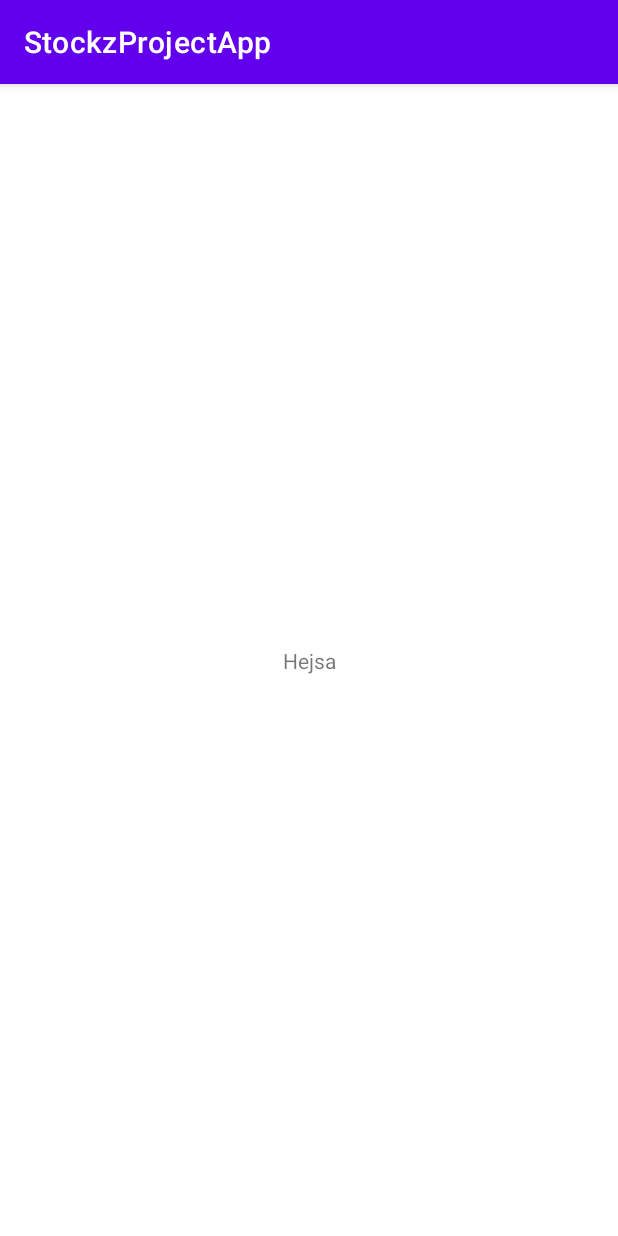
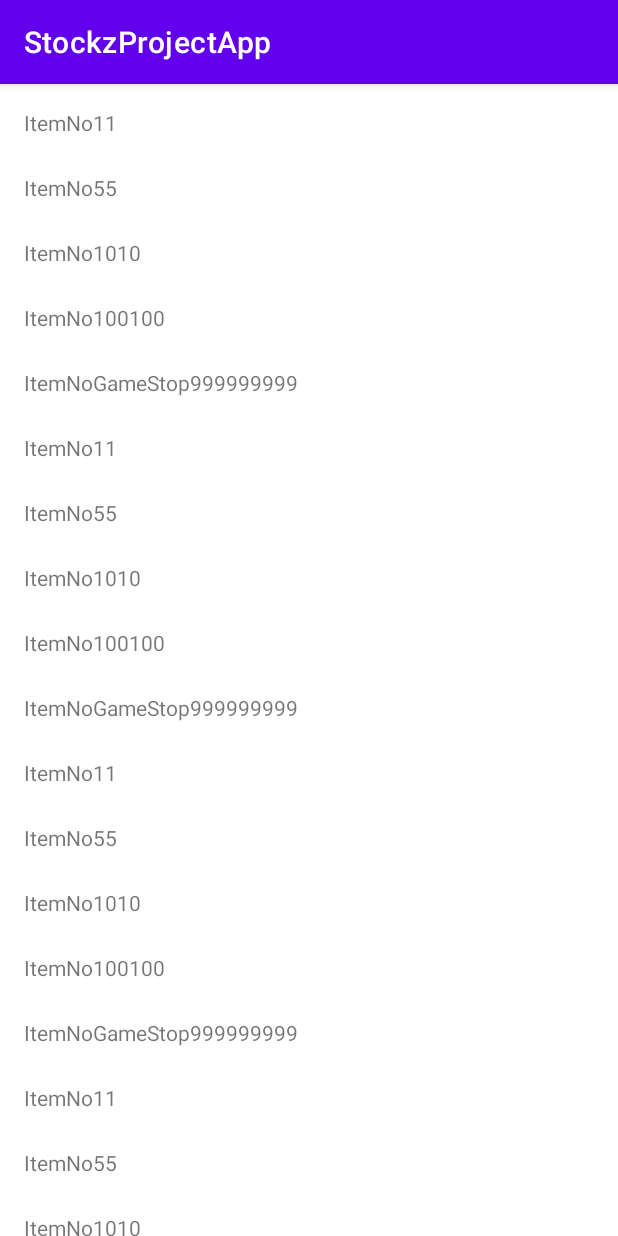
Before and after one commit to nicobah/StockzProject, an Android app: the screen it shows after launch (MainActivity), on a phone screen of 412 x 824 dp. Run offline under Robolectric (Android 15) with nearby library versions, the phone set to English and light mode, and no system bars.

Commit message:
RecyclerView and dummyItem Working

```diff
--- a/StockzProjectApp/app/build.gradle
+++ b/StockzProjectApp/app/build.gradle
@@ -38,6 +38,7 @@ dependencies {
     implementation 'androidx.core:core-ktx:1.3.2'
     implementation 'androidx.appcompat:appcompat:1.2.0'
     implementation 'com.google.android.material:material:1.3.0'
+    implementation "androidx.recyclerview:recyclerview:1.1.0"
     implementation 'androidx.constraintlayout:constraintlayout:2.0.4'
     testImplementation 'junit:junit:4.+'
     androidTestImplementation 'androidx.test.ext:junit:1.1.2'
--- /dev/null
+++ b/StockzProjectApp/app/src/main/java/com/example/stockzprojectapp/DummyItem.kt
@@ -0,0 +1,3 @@
+package com.example.stockzprojectapp
+
+data class DummyItem(val name: String, val value: Int)
--- a/StockzProjectApp/app/src/main/java/com/example/stockzprojectapp/MainActivity.kt
+++ b/StockzProjectApp/app/src/main/java/com/example/stockzprojectapp/MainActivity.kt
@@ -2,10 +2,58 @@ package com.example.stockzprojectapp
 
 import androidx.appcompat.app.AppCompatActivity
 import android.os.Bundle
+import androidx.recyclerview.widget.LinearLayoutManager
+import androidx.recyclerview.widget.RecyclerView
 
 class MainActivity : AppCompatActivity() {
     override fun onCreate(savedInstanceState: Bundle?) {
         super.onCreate(savedInstanceState)
         setContentView(R.layout.activity_main)
+
+        val dummylist = generateDummyList()
+
+        val recyclerView : RecyclerView = findViewById(R.id.market_rv)
+        recyclerView.adapter = MarketAdapter(dummylist)
+        recyclerView.layoutManager = LinearLayoutManager(this)
+        //setHasFixedSize is not neccesarry
+        recyclerView.setHasFixedSize(true)
     }
+
+    private fun generateDummyList(): List<DummyItem> {
+        val list = ArrayList<DummyItem>()
+        list.add(DummyItem("ItemNo1", 1))
+        list.add(DummyItem("ItemNo5", 5))
+        list.add(DummyItem("ItemNo10", 10))
+        list.add(DummyItem("ItemNo100", 100))
+        list.add(DummyItem("ItemNoGameStop", 999999999))
+        list.add(DummyItem("ItemNo1", 1))
+        list.add(DummyItem("ItemNo5", 5))
+        list.add(DummyItem("ItemNo10", 10))
+        list.add(DummyItem("ItemNo100", 100))
+        list.add(DummyItem("ItemNoGameStop", 999999999))
+        list.add(DummyItem("ItemNo1", 1))
+        list.add(DummyItem("ItemNo5", 5))
+        list.add(DummyItem("ItemNo10", 10))
+        list.add(DummyItem("ItemNo100", 100))
+        list.add(DummyItem("ItemNoGameStop", 999999999))
+        list.add(DummyItem("ItemNo1", 1))
+        list.add(DummyItem("ItemNo5", 5))
+        list.add(DummyItem("ItemNo10", 10))
+        list.add(DummyItem("ItemNo100", 100))
+        list.add(DummyItem("ItemNoGameStop", 999999999))
+        list.add(DummyItem("ItemNo1", 1))
+        list.add(DummyItem("ItemNo5", 5))
+        list.add(DummyItem("ItemNo10", 10))
+        list.add(DummyItem("ItemNo100", 100))
+        list.add(DummyItem("ItemNoGameStop", 999999999))
+        list.add(DummyItem("ItemNo1", 1))
+        list.add(DummyItem("ItemNo5", 5))
+        list.add(DummyItem("ItemNo10", 10))
+        list.add(DummyItem("ItemNo100", 100))
+        list.add(DummyItem("ItemNoGameStop", 999999999))
+
+        return list
+    }
+
+
 }
--- /dev/null
+++ b/StockzProjectApp/app/src/main/java/com/example/stockzprojectapp/MarketAdapter.kt
@@ -0,0 +1,35 @@
+package com.example.stockzprojectapp
+
+import android.view.LayoutInflater
+import android.view.View
+import android.view.ViewGroup
+import android.widget.TextView
+import androidx.recyclerview.widget.RecyclerView
+
+class MarketAdapter(private val marketList: List<DummyItem>) :
+    RecyclerView.Adapter<MarketAdapter.ViewHolder>() {
+
+    override fun onCreateViewHolder(parent: ViewGroup, viewType: Int): ViewHolder {
+        val itemView = LayoutInflater.from(parent.context).inflate(
+            R.layout.market_rv_item,
+            parent, false
+        )
+        return ViewHolder(itemView)
+    }
+
+    override fun onBindViewHolder(holder: ViewHolder, position: Int) {
+        val currentItem = marketList[position]
+        holder.marketText.text = currentItem.name
+        holder.marketValue.text = currentItem.value.toString()
+
+
+    }
+
+    override fun getItemCount() = marketList.size
+
+    class ViewHolder(itemView: View) : RecyclerView.ViewHolder(itemView) {
+        val marketText: TextView = itemView.findViewById(R.id.market_item_name)
+        val marketValue: TextView = itemView.findViewById(R.id.market_item_value)
+
+    }
+}
--- a/StockzProjectApp/app/src/main/res/layout/activity_main.xml
+++ b/StockzProjectApp/app/src/main/res/layout/activity_main.xml
@@ -1,18 +1,17 @@
 <?xml version="1.0" encoding="utf-8"?>
-<androidx.constraintlayout.widget.ConstraintLayout xmlns:android="http://schemas.android.com/apk/res/android"
+<RelativeLayout xmlns:android="http://schemas.android.com/apk/res/android"
     xmlns:app="http://schemas.android.com/apk/res-auto"
     xmlns:tools="http://schemas.android.com/tools"
     android:layout_width="match_parent"
     android:layout_height="match_parent"
     tools:context=".MainActivity">
 
-    <TextView
-        android:layout_width="wrap_content"
-        android:layout_height="wrap_content"
-        android:text="Hejsa"
-        app:layout_constraintBottom_toBottomOf="parent"
-        app:layout_constraintLeft_toLeftOf="parent"
-        app:layout_constraintRight_toRightOf="parent"
-        app:layout_constraintTop_toTopOf="parent" />
+    <androidx.recyclerview.widget.RecyclerView
+        android:layout_width="match_parent"
+        android:layout_height="match_parent"
+        android:id="@+id/market_rv"
+        android:padding="4dp"
+        android:clipToPadding="false"
+        tools:listitem="@layout/market_rv_item"/>
 
-</androidx.constraintlayout.widget.ConstraintLayout>
+</RelativeLayout>
--- /dev/null
+++ b/StockzProjectApp/app/src/main/res/layout/market_rv_item.xml
@@ -0,0 +1,28 @@
+<?xml version="1.0" encoding="utf-8"?>
+<androidx.constraintlayout.widget.ConstraintLayout xmlns:android="http://schemas.android.com/apk/res/android"
+    android:layout_width="match_parent"
+    android:layout_height="wrap_content"
+    android:layout_margin="4dp">
+
+    <RelativeLayout
+        android:layout_width="match_parent"
+        android:layout_height="match_parent"
+        android:padding="8dp">
+
+
+        <TextView
+            android:id="@+id/market_item_name"
+            android:layout_width="wrap_content"
+            android:layout_height="wrap_content"
+            android:text="LineTest" />
+
+        <TextView
+            android:id="@+id/market_item_value"
+            android:layout_width="wrap_content"
+            android:layout_height="wrap_content"
+            android:layout_toEndOf="@+id/market_item_name"
+            android:text="LineTestTwo" />
+
+    </RelativeLayout>
+
+</androidx.constraintlayout.widget.ConstraintLayout>
```
